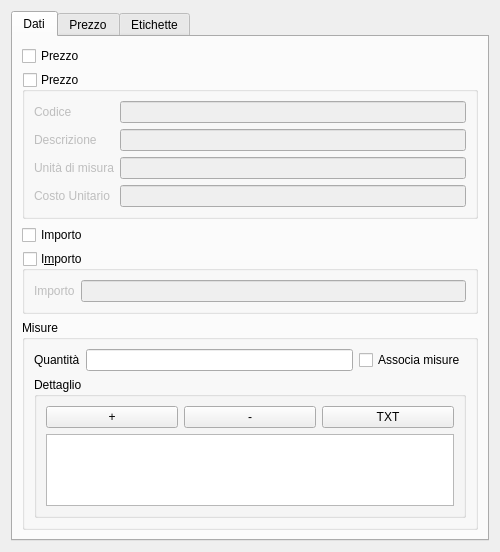
Above: qcostgui/accountinglsbillitemgui.ui from mickele77/qcost before the change. Below: the same form after it.
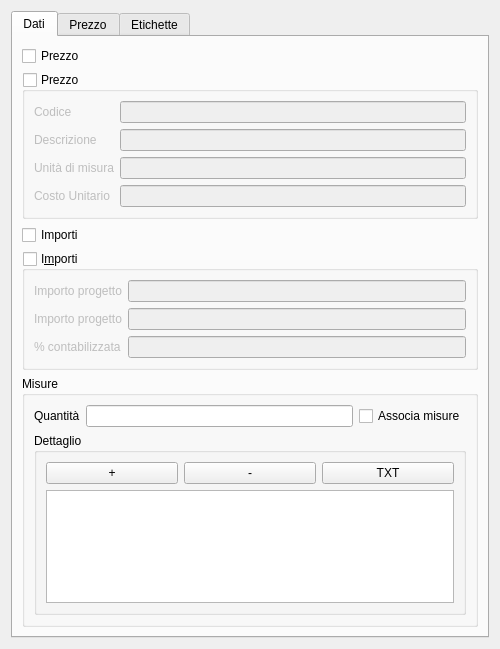
That is the form after the change.

The edit to the form file:
```diff
--- a/qcostgui/accountinglsbillitemgui.ui
+++ b/qcostgui/accountinglsbillitemgui.ui
@@ -7,7 +7,7 @@
     <x>0</x>
     <y>0</y>
     <width>500</width>
-    <height>547</height>
+    <height>649</height>
    </rect>
   </property>
   <property name="windowTitle">
@@ -98,7 +98,7 @@
        <item row="2" column="0">
         <widget class="QCheckBox" name="amountsCheckBox">
          <property name="text">
-          <string>Importo</string>
+          <string>Importi</string>
          </property>
         </widget>
        </item>
@@ -200,7 +200,7 @@
        <item row="3" column="0">
         <widget class="QGroupBox" name="amountsGroupBox">
          <property name="title">
-          <string>I&amp;mporto</string>
+          <string>I&amp;mporti</string>
          </property>
          <property name="checkable">
           <bool>true</bool>
@@ -212,7 +212,7 @@
           <item row="0" column="0">
            <widget class="QLabel" name="totalAmountLabel">
             <property name="text">
-             <string>Importo</string>
+             <string>Importo progetto</string>
             </property>
            </widget>
           </item>
@@ -223,6 +223,34 @@
             </property>
            </widget>
           </item>
+          <item row="1" column="0">
+           <widget class="QLabel" name="totalAmountAccountedLabel">
+            <property name="text">
+             <string>Importo progetto</string>
+            </property>
+           </widget>
+          </item>
+          <item row="1" column="1">
+           <widget class="QLineEdit" name="totalAmountAccountedLineEdit">
+            <property name="readOnly">
+             <bool>true</bool>
+            </property>
+           </widget>
+          </item>
+          <item row="2" column="0">
+           <widget class="QLabel" name="percentageAccountedLabel">
+            <property name="text">
+             <string>% contabilizzata</string>
+            </property>
+           </widget>
+          </item>
+          <item row="2" column="1">
+           <widget class="QLineEdit" name="percentageAccountedLineEdit">
+            <property name="readOnly">
+             <bool>true</bool>
+            </property>
+           </widget>
+          </item>
          </layout>
         </widget>
        </item>
```
